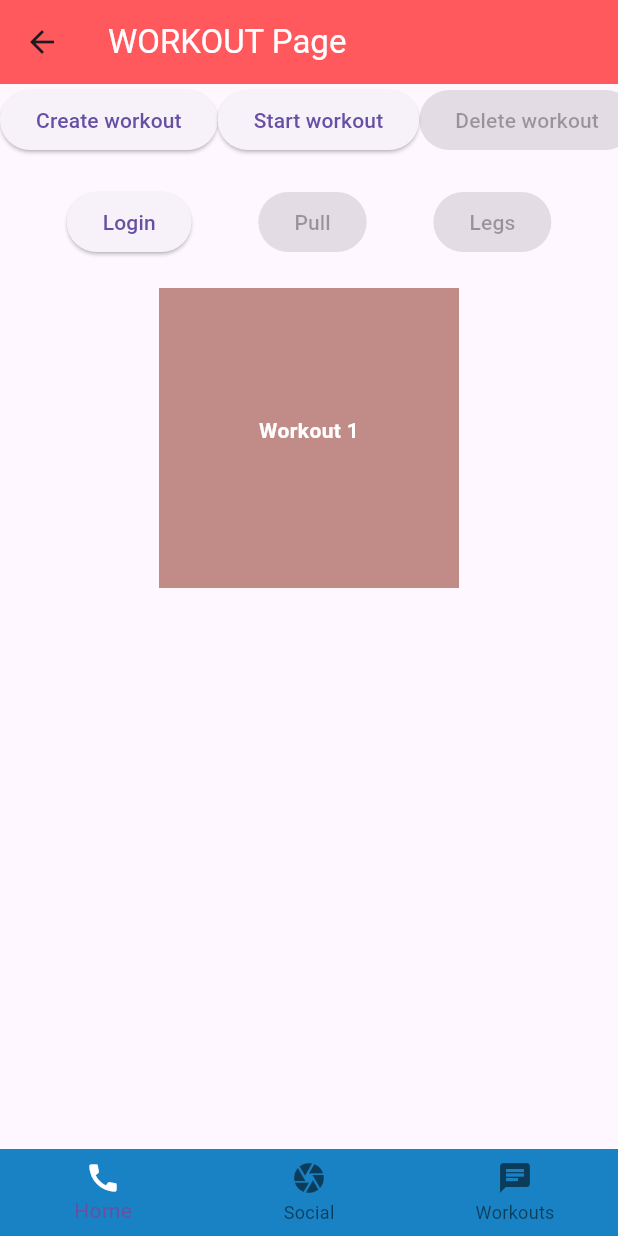
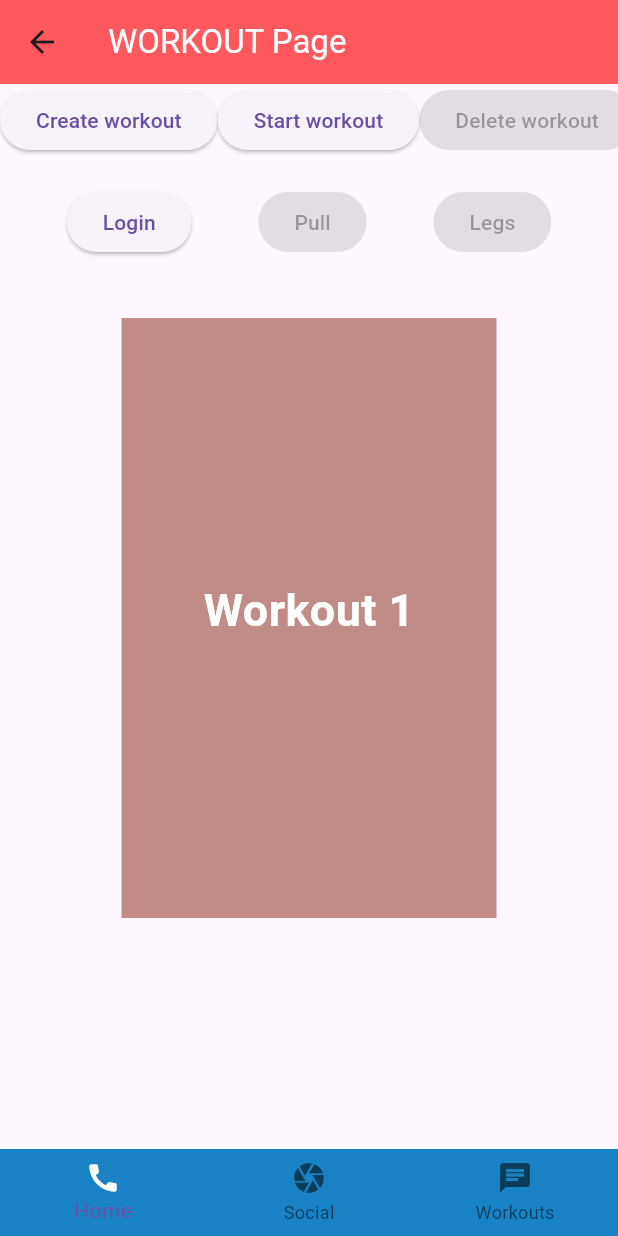
Before and after one commit to BenSwift1/GymApplication, a Flutter app: the WorkoutsPage screen opened directly, on a phone screen of 412 x 824 dp. Run offline on Flutter 3.47's test engine with Material 3 defaults, Android fonts, the phone set to English and light mode, and no system bars; our stand-ins replace cloud_firestore, firebase_auth, firebase_core, firebase_dynamic_links; accounts and stored records are empty.

Commit message:
Small improvement to workout page UI

```diff
--- a/gym_app/lib/underway_workout.dart
+++ b/gym_app/lib/underway_workout.dart
@@ -212,6 +212,7 @@ class _ExercisingPageState extends State<ExercisingPage> {
         final workoutData = {
           'exercises': exerciseData,
           'timestamp': FieldValue.serverTimestamp(),
+          //'exercises completed': '0'
         };
 
         // Adding data to firebase database
--- a/gym_app/lib/workouts.dart
+++ b/gym_app/lib/workouts.dart
@@ -61,10 +61,15 @@ class _WorkoutsPageState extends State<WorkoutsPage> {
     }
   }
 
-  void switchingNextWorkout() {
+  void switchWorkoutForward() {
     setState(() {
-      //workoutBox = (workoutBox + 1) % allWorkouts.length;
       workoutBox = (workoutBox + 1) % workoutBoxes.length;
+    });
+  }
+
+  void switchWorkoutBackward() {
+    setState(() {
+      workoutBox = (workoutBox - 1) % allWorkouts.length;
     });
   }
 
@@ -129,12 +134,17 @@ class _WorkoutsPageState extends State<WorkoutsPage> {
               ),
             ],
           ),
-          SizedBox(height: 20),
+          SizedBox(height: 40), // Padding above
           // Dismissible widget for workout box so can switch between workout data
           Dismissible(
             key: UniqueKey(),
             onDismissed: (DismissDirection direction) {
-              switchingNextWorkout();
+              if (direction == DismissDirection.endToStart) {
+                switchWorkoutForward();
+              }
+              if (direction == DismissDirection.startToEnd) {
+                switchWorkoutBackward();
+              }
             },
             background: Container(
               color: const Color.fromARGB(255, 254, 183, 178),
@@ -142,8 +152,8 @@ class _WorkoutsPageState extends State<WorkoutsPage> {
               padding: EdgeInsets.symmetric(horizontal: 20),
             ),
             child: Container(
-              width: 200,
-              height: 200,
+              width: 250,
+              height: 400,
               color: const Color.fromARGB(255, 193, 140, 136),
               child: Center(
                 child: Column(
@@ -154,6 +164,7 @@ class _WorkoutsPageState extends State<WorkoutsPage> {
                       style: TextStyle(
                         color: Colors.white,
                         fontWeight: FontWeight.bold,
+                        fontSize: 30,
                       ),
                     ),
                     SizedBox(height: 10),
@@ -162,8 +173,8 @@ class _WorkoutsPageState extends State<WorkoutsPage> {
                         allWorkouts[workoutBox].isNotEmpty)
                       for (var details in allWorkouts[workoutBox])
                         Text(
-                          'Exercise: ${details['exercise']}\nReps: ${details['reps']}\nWeight: ${details['weight']}',
-                          style: TextStyle(color: Colors.white),
+                          'Exercise: ${details['exercise']}\nReps: ${details['reps']}, Weight: ${details['weight']}\n',
+                          style: TextStyle(color: Colors.white, fontSize: 20),
                           textAlign: TextAlign.center,
                         ),
                   ],
```
